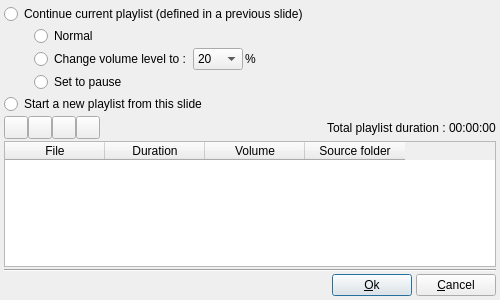
Qt form DlgMusicProperties.ui (boenki/ffdiaporama) before a commit.
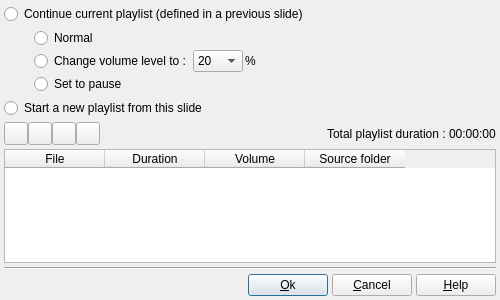
The same form after that commit. Icons and pictures are not drawn.

What changed in the file:
```diff
--- a/DlgMusicProperties.ui
+++ b/DlgMusicProperties.ui
@@ -26,7 +26,7 @@
   </property>
   <layout class="QVBoxLayout" name="verticalLayout">
    <property name="spacing">
-    <number>2</number>
+    <number>4</number>
    </property>
    <property name="margin">
     <number>4</number>
@@ -375,6 +375,17 @@
        </property>
       </widget>
      </item>
+     <item>
+      <widget class="QPushButton" name="HelpBT">
+       <property name="text">
+        <string>&amp;Help</string>
+       </property>
+       <property name="icon">
+        <iconset>
+         <normaloff>icons/help.png</normaloff>icons/help.png</iconset>
+       </property>
+      </widget>
+     </item>
     </layout>
    </item>
   </layout>
```
